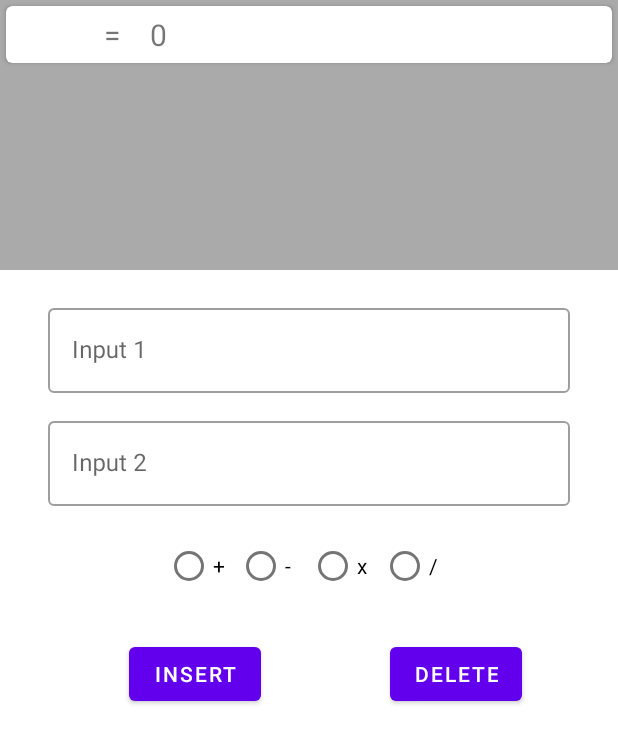
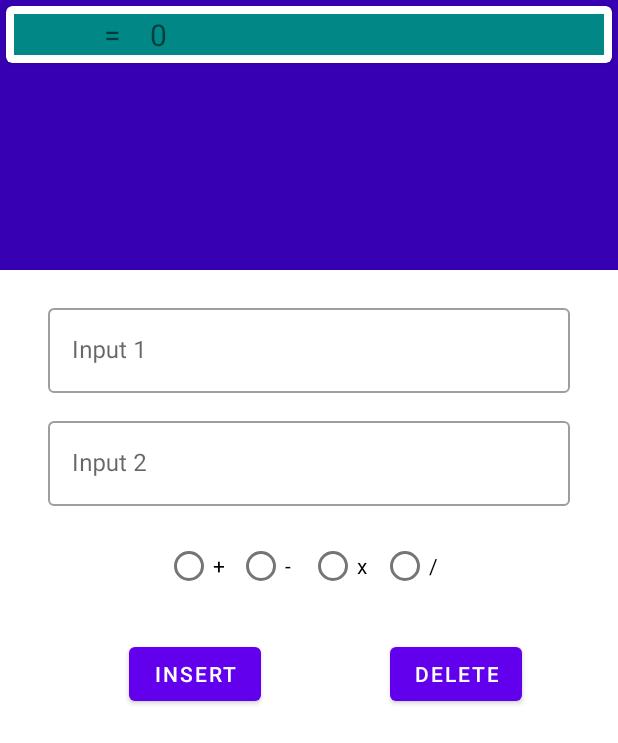
Before and after one commit to Arkade7/kalkulator_radio, an Android app: the screen it shows after launch (MainActivity), after a tap on "INSERT", on a phone screen of 412 x 824 dp. Shown: the top 743 px of the screen. Run offline under Robolectric (Android 15) with nearby library versions, the phone set to English and light mode, and no system bars.

Commit message:
update 3

```diff
--- a/app/src/main/res/layout/activity_main.xml
+++ b/app/src/main/res/layout/activity_main.xml
@@ -10,11 +10,13 @@
         android:id="@+id/recyclerview"
         android:layout_width="match_parent"
         android:layout_height="180dp"
-        android:background="@android:color/darker_gray"
+        android:background="@color/purple_700"
         app:layout_constraintEnd_toEndOf="parent"
         app:layout_constraintHorizontal_bias="1.0"
         app:layout_constraintStart_toStartOf="parent"
-        app:layout_constraintTop_toTopOf="parent" />
+        app:layout_constraintTop_toTopOf="parent"
+
+        />
 
     <com.google.android.material.textfield.TextInputLayout
         style="@style/Widget.MaterialComponents.TextInputLayout.OutlinedBox"
--- a/app/src/main/res/layout/item_list.xml
+++ b/app/src/main/res/layout/item_list.xml
@@ -10,7 +10,9 @@
     <RelativeLayout
         android:layout_width="match_parent"
         android:layout_height="match_parent"
-        android:layout_margin="5dp">
+        android:layout_margin="5dp"
+        android:background="@color/teal_700"
+        >
 
         <TextView
             android:id="@+id/textview_line1"
```
